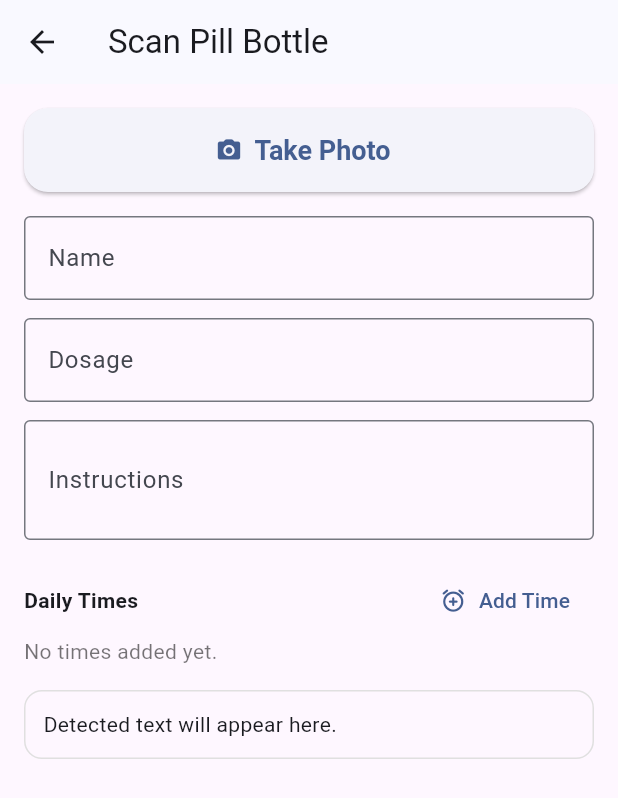
After one commit to audreyhan222/pillpals, a Flutter app: the PillBottleCameraPage screen opened directly, after a tap on "Take Photo", on a phone screen of 412 x 824 dp. The commit adds this screen. Shown: the top 798 px of the screen. Run offline on Flutter 3.47's test engine with Material 3 defaults, Android fonts, the phone set to English and light mode, and no system bars; our stand-ins replace dio, firebase_core, flutter_local_notifications, flutter_secure_storage, go_router, image_picker and 1 more; missing offline and left inert: google_mlkit_text_recognition; accounts and stored records are empty; network calls fail.

Commit message:
camera (hopefully)
:c

```diff
--- /dev/null
+++ b/lib/camera/camera.dart
@@ -0,0 +1,4 @@
+export 'pill_bottle_camera_page.dart';
+export 'pill_details.dart';
+export 'pill_details_parser.dart';
+export 'pill_bottle_text_recognizer.dart';
--- /dev/null
+++ b/lib/camera/pill_bottle_camera_page.dart
@@ -0,0 +1,244 @@
+import 'dart:io';
+
+import 'package:flutter/material.dart';
+import 'package:image_picker/image_picker.dart';
+
+import 'pill_bottle_text_recognizer.dart';
+import 'pill_details_parser.dart';
+
+class PillBottleCameraPage extends StatefulWidget {
+  const PillBottleCameraPage({super.key});
+
+  @override
+  State<PillBottleCameraPage> createState() => _PillBottleCameraPageState();
+}
+
+class _PillBottleCameraPageState extends State<PillBottleCameraPage> {
+  final ImagePicker _imagePicker = ImagePicker();
+  final PillBottleTextRecognizer _recognizer = PillBottleTextRecognizer();
+  final TextEditingController _nameController = TextEditingController();
+  final TextEditingController _dosageController = TextEditingController();
+  final TextEditingController _instructionsController = TextEditingController();
+
+  File? _capturedImage;
+  String _recognizedText = '';
+  final List<TimeOfDay> _times = [];
+  bool _isProcessing = false;
+  String? _error;
+
+  @override
+  void dispose() {
+    _recognizer.dispose();
+    _nameController.dispose();
+    _dosageController.dispose();
+    _instructionsController.dispose();
+    super.dispose();
+  }
+
+  Future<void> _captureAndReadText() async {
+    setState(() {
+      _error = null;
+      _isProcessing = true;
+      _recognizedText = '';
+    });
+
+    try {
+      final XFile? captured = await _imagePicker.pickImage(
+        source: ImageSource.camera,
+        imageQuality: 90,
+      );
+
+      if (captured == null) {
+        if (!mounted) return;
+        setState(() => _isProcessing = false);
+        return;
+      }
+
+      final file = File(captured.path);
+      final extractedText = await _recognizer.extractTextFromFile(file);
+
+      if (!mounted) return;
+      setState(() {
+        _capturedImage = file;
+        _recognizedText = extractedText.isEmpty
+            ? 'No text found. Try a clearer image with better lighting.'
+            : extractedText;
+        final parsed = PillDetailsParser.parse(_recognizedText);
+        _nameController.text = parsed.name;
+        _dosageController.text = parsed.dosage;
+        _instructionsController.text = parsed.instructions;
+        _times
+          ..clear()
+          ..addAll(parsed.times);
+      });
+    } catch (e) {
+      if (!mounted) return;
+      setState(() {
+        _error = 'Unable to scan text from photo: $e';
+      });
+    } finally {
+      if (mounted) {
+        setState(() {
+          _isProcessing = false;
+        });
+      }
+    }
+  }
+
+  Future<void> _addTime() async {
+    final selected = await showTimePicker(
+      context: context,
+      initialTime: const TimeOfDay(hour: 9, minute: 0),
+    );
+    if (selected == null || !mounted) return;
+    setState(() {
+      final exists = _times.any(
+        (time) => time.hour == selected.hour && time.minute == selected.minute,
+      );
+      if (!exists) {
+        _times.add(selected);
+        _times.sort((a, b) {
+          final aMinutes = a.hour * 60 + a.minute;
+          final bMinutes = b.hour * 60 + b.minute;
+          return aMinutes.compareTo(bMinutes);
+        });
+      }
+    });
+  }
+
+  void _removeTime(TimeOfDay time) {
+    setState(() {
+      _times.removeWhere(
+        (item) => item.hour == time.hour && item.minute == time.minute,
+      );
+    });
+  }
+
+  @override
+  Widget build(BuildContext context) {
+    return Scaffold(
+      appBar: AppBar(
+        title: const Text('Scan Pill Bottle'),
+      ),
+      body: SafeArea(
+        child: Padding(
+          padding: const EdgeInsets.all(16),
+          child: Column(
+            crossAxisAlignment: CrossAxisAlignment.stretch,
+            children: [
+              ElevatedButton.icon(
+                onPressed: _isProcessing ? null : _captureAndReadText,
+                icon: const Icon(Icons.camera_alt_rounded),
+                label: Text(_isProcessing ? 'Processing...' : 'Take Photo'),
+              ),
+              const SizedBox(height: 16),
+              if (_capturedImage != null)
+                ClipRRect(
+                  borderRadius: BorderRadius.circular(12),
+                  child: Image.file(
+                    _capturedImage!,
+                    height: 240,
+                    fit: BoxFit.cover,
+                  ),
+                ),
+              if (_capturedImage != null) const SizedBox(height: 16),
+              if (_error != null)
+                Text(
+                  _error!,
+                  style: const TextStyle(
+                    color: Colors.redAccent,
+                    fontWeight: FontWeight.w500,
+                  ),
+                ),
+              if (_error != null) const SizedBox(height: 12),
+              Expanded(
+                child: SingleChildScrollView(
+                  child: Column(
+                    crossAxisAlignment: CrossAxisAlignment.stretch,
+                    children: [
+                      TextField(
+                        controller: _nameController,
+                        decoration: const InputDecoration(
+                          labelText: 'Name',
+                          border: OutlineInputBorder(),
+                        ),
+                      ),
+                      const SizedBox(height: 12),
+                      TextField(
+                        controller: _dosageController,
+                        decoration: const InputDecoration(
+                          labelText: 'Dosage',
+                          hintText: 'e.g. 25 mg',
+                          border: OutlineInputBorder(),
+                        ),
+                      ),
+                      const SizedBox(height: 12),
+                      TextField(
+                        controller: _instructionsController,
+                        minLines: 2,
+                        maxLines: 4,
+                        decoration: const InputDecoration(
+                          labelText: 'Instructions',
+                          hintText: 'e.g. Take with food',
+                          border: OutlineInputBorder(),
+                        ),
+                      ),
+                      const SizedBox(height: 16),
+                      Row(
+                        children: [
+                          const Expanded(
+                            child: Text(
+                              'Daily Times',
+                              style: TextStyle(fontWeight: FontWeight.w600),
+                            ),
+                          ),
+                          TextButton.icon(
+                            onPressed: _addTime,
+                            icon: const Icon(Icons.add_alarm_rounded),
+                            label: const Text('Add Time'),
+                          ),
+                        ],
+                      ),
+                      if (_times.isEmpty)
+                        const Text(
+                          'No times added yet.',
+                          style: TextStyle(color: Colors.black54),
+                        ),
+                      if (_times.isNotEmpty)
+                        Wrap(
+                          spacing: 8,
+                          runSpacing: 8,
+                          children: _times
+                              .map(
+                                (time) => InputChip(
+                                  label: Text(time.format(context)),
+                                  onDeleted: () => _removeTime(time),
+                                ),
+                              )
+                              .toList(),
+                        ),
+                      const SizedBox(height: 16),
+                      Container(
+                        padding: const EdgeInsets.all(12),
+                        decoration: BoxDecoration(
+                          border: Border.all(color: Colors.grey.shade300),
+                          borderRadius: BorderRadius.circular(12),
+                        ),
+                        child: SelectableText(
+                          _recognizedText.isEmpty
+                              ? 'Detected text will appear here.'
+                              : _recognizedText,
+                          style: Theme.of(context).textTheme.bodyMedium,
+                        ),
+                      ),
+                    ],
+                  ),
+                ),
+              ),
+            ],
+          ),
+        ),
+      ),
+    );
+  }
+}
--- /dev/null
+++ b/lib/camera/pill_bottle_text_recognizer.dart
@@ -0,0 +1,23 @@
+import 'dart:io';
+
+import 'package:google_mlkit_text_recognition/google_mlkit_text_recognition.dart';
+
+class PillBottleTextRecognizer {
+  PillBottleTextRecognizer() : _textRecognizer = TextRecognizer();
+
+  final TextRecognizer _textRecognizer;
+
+  Future<String> extractTextFromPath(String imagePath) async {
+    final inputImage = InputImage.fromFilePath(imagePath);
+    final recognizedText = await _textRecognizer.processImage(inputImage);
+    return recognizedText.text.trim();
+  }
+
+  Future<String> extractTextFromFile(File imageFile) {
+    return extractTextFromPath(imageFile.path);
+  }
+
+  Future<void> dispose() async {
+    await _textRecognizer.close();
+  }
+}
--- /dev/null
+++ b/lib/camera/pill_details.dart
@@ -0,0 +1,33 @@
+import 'package:flutter/material.dart';
+
+class PillDetails {
+  const PillDetails({
+    required this.name,
+    required this.dosage,
+    required this.instructions,
+    required this.times,
+    required this.rawText,
+  });
+
+  final String name;
+  final String dosage;
+  final String instructions;
+  final List<TimeOfDay> times;
+  final String rawText;
+
+  PillDetails copyWith({
+    String? name,
+    String? dosage,
+    String? instructions,
+    List<TimeOfDay>? times,
+    String? rawText,
+  }) {
+    return PillDetails(
+      name: name ?? this.name,
+      dosage: dosage ?? this.dosage,
+      instructions: instructions ?? this.instructions,
+      times: times ?? this.times,
+      rawText: rawText ?? this.rawText,
+    );
+  }
+}
--- /dev/null
+++ b/lib/camera/pill_details_parser.dart
@@ -0,0 +1,113 @@
+import 'package:flutter/material.dart';
+
+import 'pill_details.dart';
+
+class PillDetailsParser {
+  static PillDetails parse(String text) {
+    final normalized = text.trim();
+    final lines = normalized
+        .split(RegExp(r'\r?\n'))
+        .map((line) => line.trim())
+        .where((line) => line.isNotEmpty)
+        .toList();
+
+    final name = _extractName(lines);
+    final dosage = _extractDosage(lines);
+    final instructions = _extractInstructions(lines);
+    final times = _extractTimes(lines, normalized);
+
+    return PillDetails(
+      name: name,
+      dosage: dosage,
+      instructions: instructions,
+      times: times,
+      rawText: normalized,
+    );
+  }
+
+  static String _extractName(List<String> lines) {
+    if (lines.isEmpty) return '';
+    final first = lines.first;
+    if (first.toLowerCase().startsWith('name:')) {
+      return first.substring(5).trim();
+    }
+    return first;
+  }
+
+  static String _extractDosage(List<String> lines) {
+    final dosageRegex = RegExp(
+      r'(\d+(\.\d+)?\s?(mg|mcg|g|ml|units?|tablets?|capsules?))',
+      caseSensitive: false,
+    );
+
+    for (final line in lines) {
+      if (line.toLowerCase().contains('dosage')) {
+        final split = line.split(':');
+        if (split.length > 1) return split.sublist(1).join(':').trim();
+      }
+      final match = dosageRegex.firstMatch(line);
+      if (match != null) return match.group(0)!.trim();
+    }
+    return '';
+  }
+
+  static String _extractInstructions(List<String> lines) {
+    for (final line in lines) {
+      final lower = line.toLowerCase();
+      if (lower.startsWith('instructions:')) {
+        return line.substring('instructions:'.length).trim();
+      }
+      if (lower.contains('take') ||
+          lower.contains('with food') ||
+          lower.contains('after meals') ||
+          lower.contains('before bed')) {
+        return line;
+      }
+    }
+    return '';
+  }
+
+  static List<TimeOfDay> _extractTimes(List<String> lines, String fullText) {
+    final results = <TimeOfDay>{};
+
+    final timeRegex = RegExp(r'\b(\d{1,2})(?::(\d{2}))?\s*(am|pm)\b', caseSensitive: false);
+    for (final line in lines) {
+      for (final match in timeRegex.allMatches(line)) {
+        final hour = int.parse(match.group(1)!);
+        final minute = int.parse(match.group(2) ?? '0');
+        final period = match.group(3)!.toLowerCase();
+        final hour24 = _to24Hour(hour, period);
+        results.add(TimeOfDay(hour: hour24, minute: minute));
+      }
+    }
+
+    final lowerText = fullText.toLowerCase();
+    if (results.isEmpty) {
+      if (lowerText.contains('once daily')) {
+        results.add(const TimeOfDay(hour: 9, minute: 0));
+      } else if (lowerText.contains('twice daily')) {
+        results
+          ..add(const TimeOfDay(hour: 9, minute: 0))
+          ..add(const TimeOfDay(hour: 21, minute: 0));
+      } else if (lowerText.contains('three times daily')) {
+        results
+          ..add(const TimeOfDay(hour: 8, minute: 0))
+          ..add(const TimeOfDay(hour: 13, minute: 0))
+          ..add(const TimeOfDay(hour: 20, minute: 0));
+      }
+    }
+
+    final sorted = results.toList()
+      ..sort((a, b) {
+        final aMinutes = a.hour * 60 + a.minute;
+        final bMinutes = b.hour * 60 + b.minute;
+        return aMinutes.compareTo(bMinutes);
+      });
+    return sorted;
+  }
+
+  static int _to24Hour(int hour, String period) {
+    if (period == 'am') return hour == 12 ? 0 : hour;
+    return hour == 12 ? 12 : hour + 12;
+  }
+}
--- a/lib/screens/role/landing_page.dart
+++ b/lib/screens/role/landing_page.dart
@@ -1,8 +1,5 @@
-import 'dart:math' as math;
 import 'package:flutter/material.dart';
 import 'package:flutter/services.dart';
-import '../../theme/app_colors.dart';
-import '../auth/login_screen.dart';
 import 'package:go_router/go_router.dart';
 
 class LandingPage extends StatefulWidget {
--- a/pubspec.yaml
+++ b/pubspec.yaml
@@ -17,6 +17,8 @@ dependencies:
   win32: ^5.5.4
   flutter_local_notifications: ^19.4.2
   timezone: ^0.10.1
+  image_picker: ^1.1.2
+  google_mlkit_text_recognition: ^0.15.0
 
 dev_dependencies:
   flutter_test:
```
Also changed, not shown: lib/screens/auth/login_screen.dart (+4 -4 lines), pubspec.lock, 5 other files.
